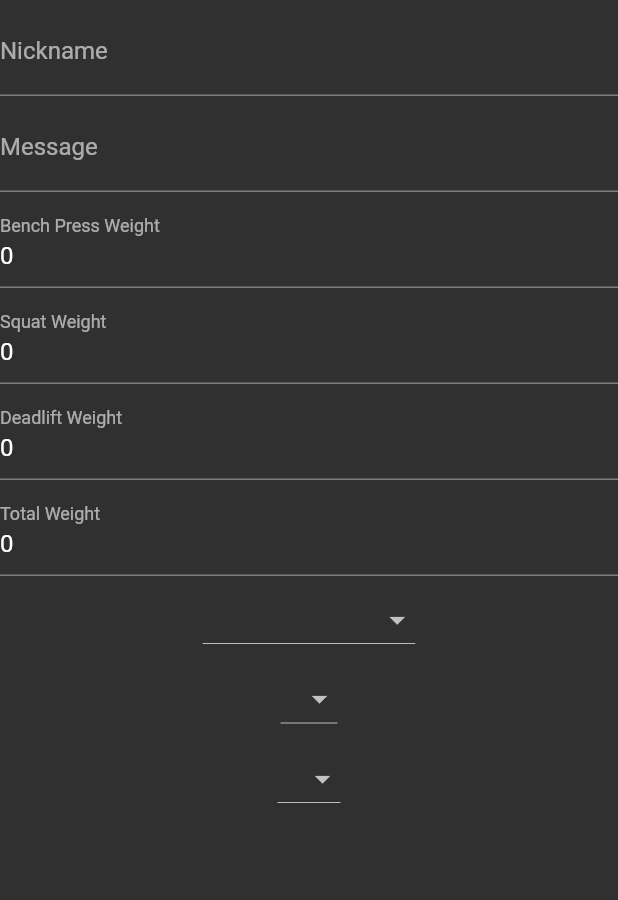
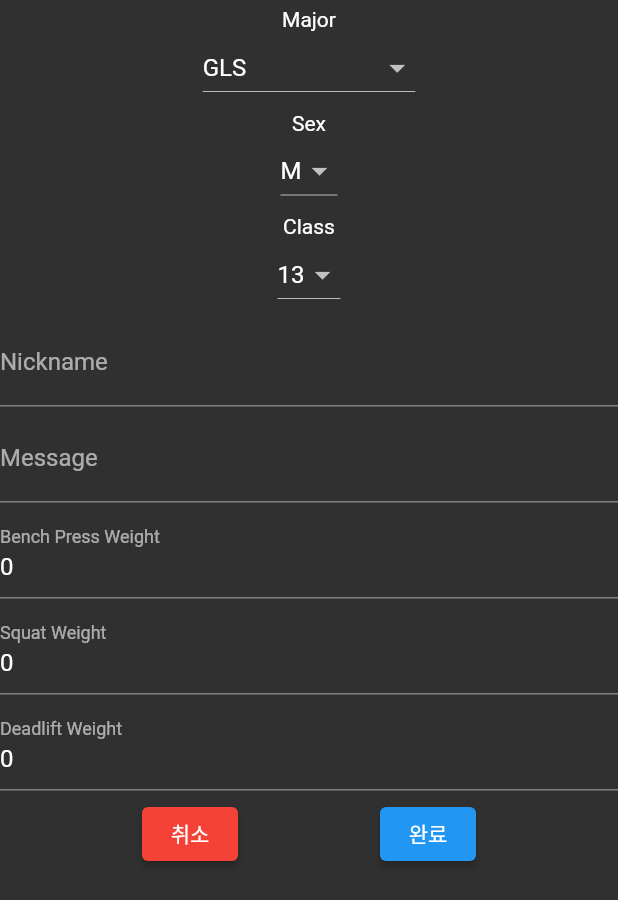
Before and after one commit to hhjj0506/handong_comm, a Flutter app: the ProfileEdit screen opened directly with empty values, on a phone screen of 412 x 824 dp. Shown: the top 900 px of the screen. Run offline on Flutter 3.47's test engine with Material 2 defaults, Android fonts, the phone set to English and light mode, and no system bars; our stand-ins replace cloud_firestore, firebase_auth, firebase_core, firebase_storage, google_sign_in, image_picker; missing offline and left inert: username_gen; accounts and stored records are empty; statements that could not run were skipped.

Commit message:
main functions for loginpage and profile page done

```diff
--- a/lib/pages/ProfileEdit.dart
+++ b/lib/pages/ProfileEdit.dart
@@ -1,25 +1,6 @@
+import 'package:cloud_firestore/cloud_firestore.dart';
 import 'package:flutter/material.dart';
 import 'package:handong_comm/pages/ProfilePage.dart';
-
-class ProfileEdit extends StatefulWidget {
-  const ProfileEdit({super.key, required this.args});
-
-  final ProfileArgs args;
-
-  @override
-  State<ProfileEdit> createState() => _ProfileEditState();
-}
-
-class _ProfileEditState extends State<ProfileEdit> {
-  final _nameController = TextEditingController();
-  final _benchController = TextEditingController();
-  final _squatController = TextEditingController();
-  final _deadController = TextEditingController();
-  final _msgController = TextEditingController();
-  final _majorController = TextEditingController();
-  final _sexController = TextEditingController();
-  final _yearController = TextEditingController();
-  final _totalController = TextEditingController();
 
 List<String> majorList = <String>[
   'GLS',
@@ -52,6 +33,47 @@ class _ProfileEditState extends State<ProfileEdit> {
   '23'
 ];
 
+class ProfileEdit extends StatefulWidget {
+  const ProfileEdit({super.key, required this.args});
+
+  final ProfileArgs args;
+
+  @override
+  State<ProfileEdit> createState() => _ProfileEditState();
+}
+
+class _ProfileEditState extends State<ProfileEdit> {
+  final _nameController = TextEditingController();
+  final _benchController = TextEditingController();
+  final _squatController = TextEditingController();
+  final _deadController = TextEditingController();
+  final _msgController = TextEditingController();
+  final _majorController = TextEditingController();
+  final _sexController = TextEditingController();
+  final _yearController = TextEditingController();
+  String majorVal = majorList.first;
+  String sexVal = sexList.first;
+  String yearVal = yearList.first;
+
+  Future<void> updateInfo() async {
+    await FirebaseFirestore.instance
+        .collection('user')
+        .doc(widget.args.uid)
+        .update(<String, dynamic>{
+      'nickname': _nameController.text,
+      'message': _msgController.text,
+      'dead': int.parse(_deadController.text),
+      'bench': int.parse(_benchController.text),
+      'squat': int.parse(_squatController.text),
+      'total': int.parse(_squatController.text) +
+          int.parse(_benchController.text) +
+          int.parse(_deadController.text),
+      'year': int.parse(yearVal),
+      'major': majorVal,
+      'sex': sexVal,
+    });
+  }
+
   @override
   Widget build(BuildContext context) {
     _nameController.text = widget.args.name;
@@ -62,16 +84,51 @@ class _ProfileEditState extends State<ProfileEdit> {
     _majorController.text = widget.args.major;
     _sexController.text = widget.args.sex;
     _yearController.text = widget.args.year.toString();
-    _totalController.text = widget.args.total.toString();
-    String majorVal = widget.args.major;
-    String sexVal = widget.args.sex;
-    String yearVal = widget.args.year.toString();
 
     return Scaffold(
       body: SingleChildScrollView(
         child: SafeArea(
           child: Column(
             children: [
+              const SizedBox(
+                height: 5.0,
+              ),
+              const Text('Major'),
+              DropdownButton(
+                  value: majorVal,
+                  items:
+                      majorList.map<DropdownMenuItem<String>>((String value) {
+                    return DropdownMenuItem(value: value, child: Text(value));
+                  }).toList(),
+                  onChanged: (String? value) {
+                    majorVal = value!;
+                  }),
+              const SizedBox(
+                height: 5.0,
+              ),
+              const Text('Sex'),
+              DropdownButton(
+                  value: sexVal,
+                  items: sexList.map<DropdownMenuItem<String>>((String value) {
+                    return DropdownMenuItem(value: value, child: Text(value));
+                  }).toList(),
+                  onChanged: (String? value) {
+                    sexVal = value!;
+                  }),
+              const SizedBox(
+                height: 5.0,
+              ),
+              const Text('Class'),
+              DropdownButton(
+                  value: yearVal,
+                  items: yearList.map<DropdownMenuItem<String>>((String value) {
+                    return DropdownMenuItem(value: value, child: Text(value));
+                  }).toList(),
+                  onChanged: (String? value) {
+                    setState(() {
+                      yearVal = value!;
+                    });
+                  }),
               const SizedBox(
                 height: 5.0,
               ),
@@ -120,49 +177,25 @@ class _ProfileEditState extends State<ProfileEdit> {
               const SizedBox(
                 height: 5.0,
               ),
-              TextField(
-                readOnly: true,
-                controller: _totalController,
-                decoration: const InputDecoration(
-                  labelText: 'Total Weight',
+              Row(
+                mainAxisAlignment: MainAxisAlignment.spaceEvenly,
+                children: [
+                  ElevatedButton(
+                      style: ButtonStyle(
+                          backgroundColor:
+                              MaterialStateProperty.all<Color>(Colors.red)),
+                      onPressed: () {
+                        Navigator.pop(context);
+                      },
+                      child: const Text('취소')),
+                  ElevatedButton(
+                      onPressed: () async {
+                        await updateInfo();
+                        Navigator.pop(context);
+                      },
+                      child: const Text('완료')),
+                ],
               ),
-              ),
-              const SizedBox(
-                height: 5.0,
-              ),
-              DropdownButton(
-                  value: majorVal,
-                  items:
-                      majorList.map<DropdownMenuItem<String>>((String value) {
-                    return DropdownMenuItem(value: value, child: Text(value));
-                  }).toList(),
-                  onChanged: (String? value) {
-                    _majorController.text = value!;
-                  }),
-              const SizedBox(
-                height: 5.0,
-              ),
-              DropdownButton(
-                  value: sexVal,
-                  items: sexList.map<DropdownMenuItem<String>>((String value) {
-                    return DropdownMenuItem(value: value, child: Text(value));
-                  }).toList(),
-                  onChanged: (String? value) {
-                    _sexController.text = value!;
-                  }),
-              const SizedBox(
-                height: 5.0,
-              ),
-              DropdownButton(
-                  value: _yearController.text,
-                  items: yearList.map<DropdownMenuItem<String>>((String value) {
-                    return DropdownMenuItem(value: value, child: Text(value));
-                  }).toList(),
-                  onChanged: (String? value) {
-                    setState(() {
-                      _yearController.text = value!;
-                    });
-                  }),
             ],
           ),
         ),
--- a/pubspec.yaml
+++ b/pubspec.yaml
@@ -41,6 +41,9 @@ dependencies:
   cloud_firestore: ^4.1.0
   google_sign_in: ^5.4.2
   username_gen: ^1.0.4
+  firebase_storage: ^11.0.6
+  path_provider: ^2.0.11
+  image_picker: ^0.8.6
 
 dev_dependencies:
   flutter_test:
```
Also changed, not shown: lib/pages/AddPost.dart (added, +73 -0 lines), lib/pages/CommunityPage.dart (+59 -3 lines), lib/pages/LoginPage.dart (+5 -2 lines), lib/pages/ProfilePage.dart (+53 -7 lines), pubspec.lock, 1 other file. Lines whose indentation alone changed are shown as unchanged.
